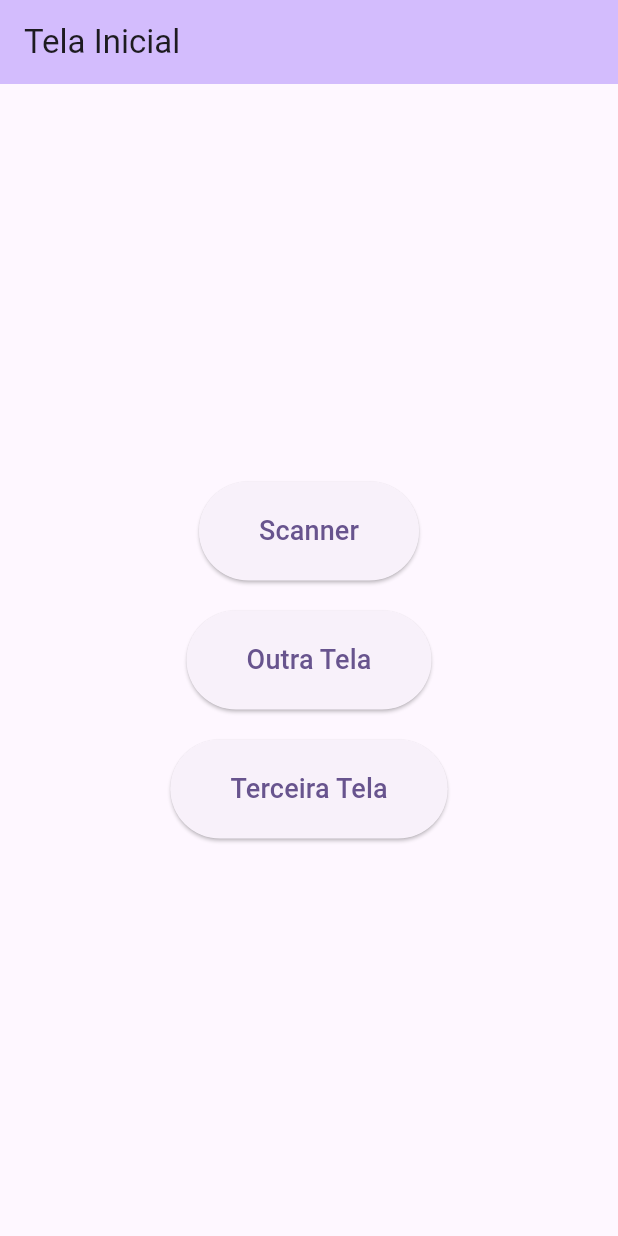
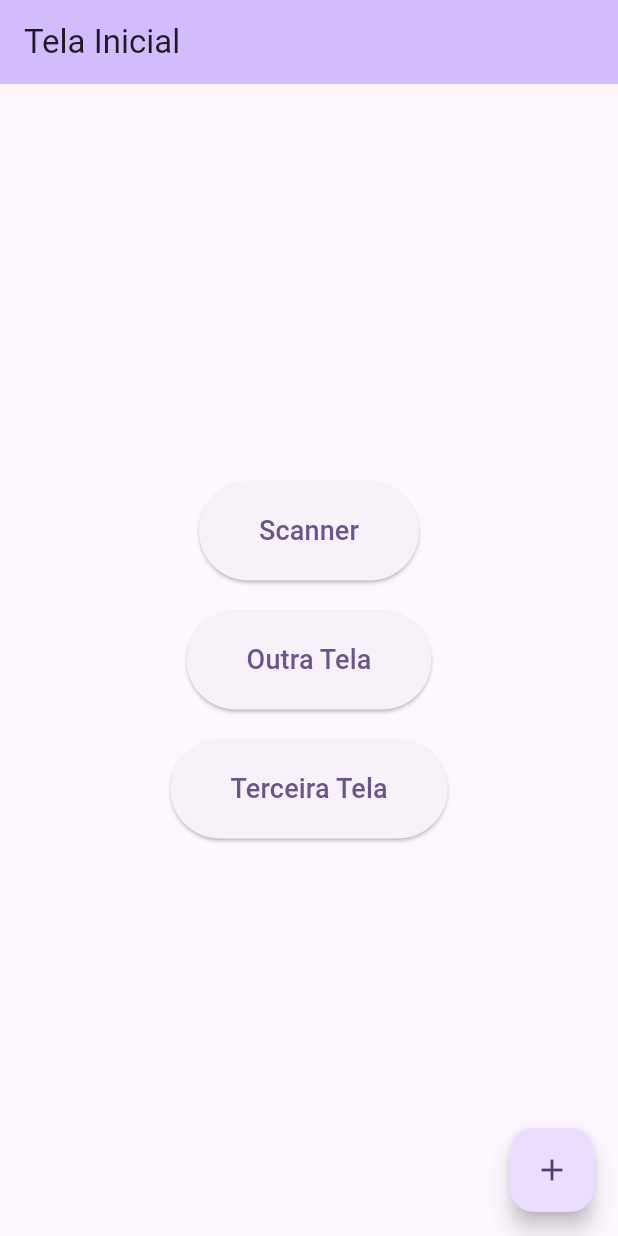
Before and after one commit to JonaSPyt/TREPROJECT, a Flutter app: the screen it shows after launch, on a phone screen of 412 x 824 dp. Run offline on Flutter 3.47's test engine with Material 3 defaults, Android fonts, the light colour scheme and no system bars; missing offline and left inert: mobile_scanner.

Commit message:
minnor changes

```diff
--- a/lib/main.dart
+++ b/lib/main.dart
@@ -91,6 +91,15 @@ class HomeScreen extends StatelessWidget {
           ],
         ),
       ),
+      floatingActionButton: FloatingActionButton(
+        onPressed: () {
+          ScaffoldMessenger.of(context).showSnackBar(
+            const SnackBar(content: Text('Botão + pressionado')),
+          );
+        },
+        child: const Icon(Icons.add),
+      ),
+      floatingActionButtonLocation: FloatingActionButtonLocation.endFloat,
     );
   }
 }
```
